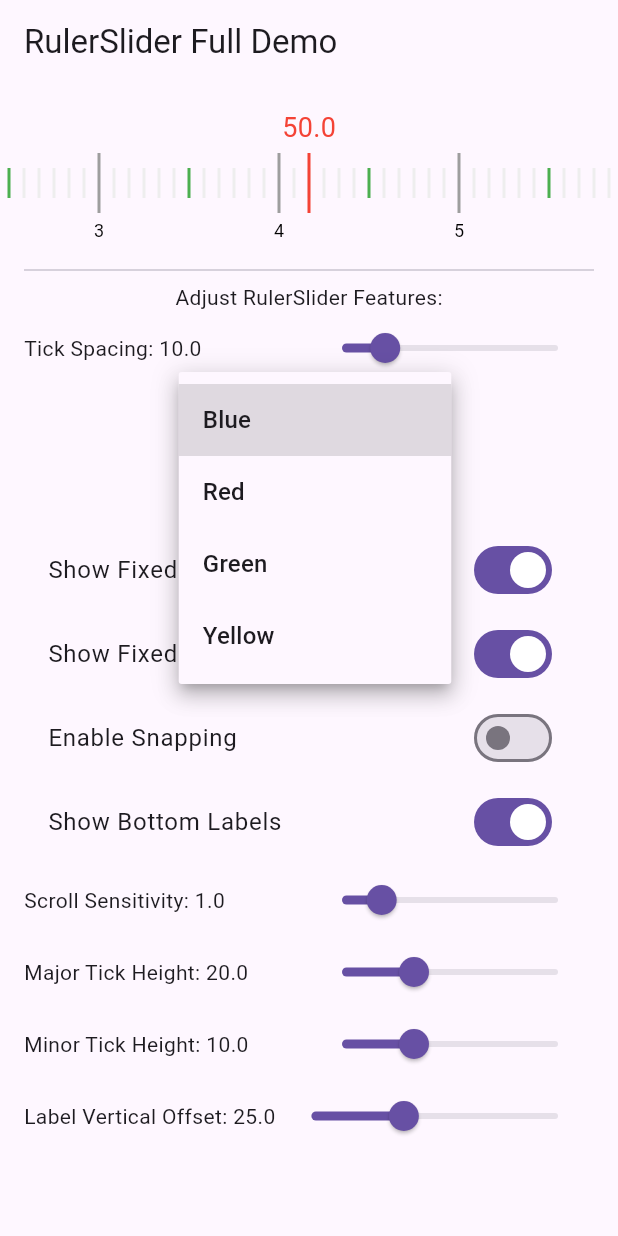
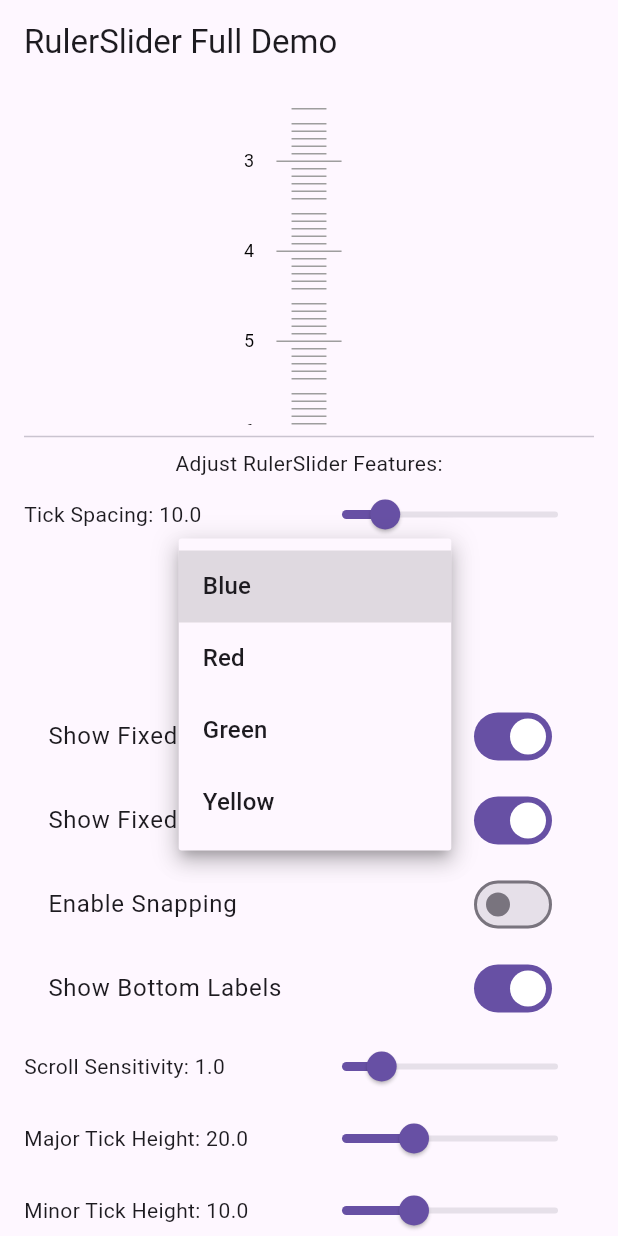
Before and after one commit to talha-ashraf-brainx/ruler_slider, a Flutter app: the screen it shows after launch, after a tap on "Blue", on a phone screen of 412 x 824 dp. Run offline on Flutter 3.47's test engine with Material 3 defaults, Android fonts, the phone set to English and light mode, and no system bars.

Commit message:
label rotation added

```diff
--- a/example/lib/main.dart
+++ b/example/lib/main.dart
@@ -1,5 +1,6 @@
 import 'package:flutter/material.dart';
 import 'package:ruler_slider/ruler_slider.dart';
+import 'dart:math' as math;
 
 void main() {
   runApp(const RulerSliderDemoApp());
@@ -82,44 +83,45 @@ class _RulerSliderDemoState extends State<RulerSliderDemo> {
           child: Column(
             children: [
               // Display the RulerSlider with all dynamic values
-              RulerSlider(
-                showSelectedColor: false,
-                selectedMajorTickColor: Colors.blue,
-                selectedMinorTickColor: Colors.blue.shade100,
-                unselectedMajorTickColor: Colors.grey,
-                unselectedMinorTickColor: Colors.grey.shade200,
-                unelectedCenterTickColor: Colors.green,
-                minValue: minValue,
-                maxValue: maxValue,
-                initialValue: initialValue,
-                rulerWidth: MediaQuery.of(context).size.width / 2,
-                rulerHeight: rulerHeight,
-                tickSpacing: tickSpacing,
-                showFixedBar: showFixedBar,
-                fixedBarColor: Colors.red,
-                fixedBarWidth: 2.0,
-                fixedBarHeight: 40.0,
-                showFixedLabel: showFixedLabel,
-                fixedLabelColor: Colors.red,
-                scrollSensitivity: scrollSensitivity,
-                enableSnapping: enableSnapping,
-                majorTickInterval: majorTickInterval,
-                labelInterval: labelInterval,
-                labelVerticalOffset: labelVerticalOffset,
-                showBottomLabels: showBottomLabels,
-                labelTextStyle: TextStyle(
-                  color: labelColorMap[selectedLabelColor]!,
-                  fontSize: 12,
-                ),
-                majorTickHeight: majorTickHeight,
-                minorTickHeight: minorTickHeight,
-                customLabels: customLabels,
-                onChanged: (value) {
-                  setState(() {
-                    initialValue = value / 10;
-                  });
-                },
-              ),
+              // RulerSlider(
+              //   showSelectedColor: false,
+              //   selectedMajorTickColor: Colors.blue,
+              //   selectedMinorTickColor: Colors.blue.shade100,
+              //   unselectedMajorTickColor: Colors.grey,
+              //   unselectedMinorTickColor: Colors.grey.shade200,
+              //   unelectedCenterTickColor: Colors.green,
+              //   minValue: minValue,
+              //   maxValue: maxValue,
+              //   initialValue: initialValue,
+              //   rulerWidth: MediaQuery.of(context).size.width / 2,
+              //   rulerHeight: rulerHeight,
+              //   tickSpacing: tickSpacing,
+              //   showFixedBar: showFixedBar,
+              //   fixedBarColor: Colors.red,
+              //   fixedBarWidth: 2.0,
+              //   fixedBarHeight: 40.0,
+              //   showFixedLabel: showFixedLabel,
+              //   fixedLabelColor: Colors.red,
+              //   scrollSensitivity: scrollSensitivity,
+              //   enableSnapping: enableSnapping,
+              //   majorTickInterval: majorTickInterval,
+              //   labelInterval: labelInterval,
+              //   labelVerticalOffset: labelVerticalOffset,
+              //   showBottomLabels: showBottomLabels,
+              //   labelTextStyle: TextStyle(
+              //     color: labelColorMap[selectedLabelColor]!,
+              //     fontSize: 12,
+              //   ),
+              //   majorTickHeight: majorTickHeight,
+              //   minorTickHeight: minorTickHeight,
+              //   customLabels: customLabels,
+              //   onChanged: (value) {
+              //     setState(() {
+              //       initialValue = value / 10;
+              //     });
+              //   },
+              // ),
+              rulerSlider(context),
               Divider(),
               // Controls to dynamically change properties
               Text('Adjust RulerSlider Features:'),
@@ -282,4 +284,77 @@ class _RulerSliderDemoState extends State<RulerSliderDemo> {
       ),
     );
   }
+
+  Widget rulerSlider(BuildContext context) {
+    return Container(
+      width: 211,
+      height: 211,
+      alignment: Alignment.center,
+      child: Transform.rotate(
+        angle: math.pi / 2,
+        child: SizedBox(
+          height: 114,
+          width: 211,
+          child: Stack(
+            children: [
+              Stack(
+                children: [
+                  PageView(
+                    physics: const NeverScrollableScrollPhysics(),
+                    children: [
+                      RulerSlider(
+                        showSelectedColor: false,
+                        selectedMajorTickColor: Colors.transparent,
+                        selectedMinorTickColor: Colors.transparent,
+                        unselectedMajorTickColor: Colors.grey,
+                        unselectedMinorTickColor: Colors.grey,
+                        unelectedCenterTickColor: Colors.transparent,
+                        minValue: 0,
+                        maxValue: 120,
+                        initialValue: 50,
+                        rulerWidth: 211,
+                        rulerHeight: 114,
+                        tickSpacing: 5,
+                        fixedBarColor: Colors.transparent,
+                        fixedBarWidth: 1.0,
+                        fixedBarHeight: 40.0,
+                        showFixedLabel: false,
+                        majorTickInterval: 12,
+                        labelInterval: 12,
+                        showBottomLabels: true,
+                        labelTextStyle: TextStyle(
+                          color: Colors.black,
+                          fontSize: 12,
+                        ),
+                        labelVerticalOffset: 40,
+                        majorTickHeight: 21.71,
+                        minorTickHeight: 11.64,
+                        customLabels: customLabels,
+                        onChanged: (value) {
+                          setState(() {
+                            initialValue = value / 10;
+                          });
+                        },
+                        labelRotationAngle: 3 * math.pi / 2,
+                      ),
+                      Positioned(
+                        left: 0,
+                        right: 0,
+                        top: 21.5,
+                        child: Container(
+                          width: 211,
+                          height: 4,
+                          color: Colors.red,
+                        ),
+                      )
+                    ],
+                  ),
+                ],
+              ),
+            ],
+          ),
+        ),
+      ),
+    );
+  }
 }
--- a/lib/ruler_slider.dart
+++ b/lib/ruler_slider.dart
@@ -82,7 +82,6 @@ import 'package:flutter/material.dart';
 /// - Custom labels at specific intervals.
 /// - Snapping enabled, so the slider snaps to the nearest label or tick.
 /// - The ability to customize the appearance of the fixed bar and labels.
-///
 
 class RulerSlider extends StatefulWidget {
   final double minValue;
@@ -117,9 +116,10 @@ class RulerSlider extends StatefulWidget {
   final double majorTickHeight;
   final double minorTickHeight;
   final bool showSelectedColor;
+  final double labelRotationAngle; // ✅ NEW
 
-  const RulerSlider(
-      {super.key,
+  const RulerSlider({
+    super.key,
     this.minValue = 0.0,
     this.maxValue = 100.0,
     this.initialValue = 50.0,
@@ -150,7 +150,9 @@ class RulerSlider extends StatefulWidget {
     this.labelTextStyle = const TextStyle(color: Colors.black, fontSize: 12),
     this.majorTickHeight = 20.0,
     this.minorTickHeight = 10.0,
-      this.showSelectedColor = true});
+    this.showSelectedColor = true,
+    this.labelRotationAngle = 0.0, // ✅ NEW
+  });
 
   @override
   RulerSliderState createState() => RulerSliderState();
@@ -166,16 +168,15 @@ class RulerSliderState extends State<RulerSlider>
   @override
   void initState() {
     super.initState();
-
-    // Initialize the value and the ruler position based on the initial value
     _value = widget.initialValue;
     double totalScrollableWidth = widget.maxValue * widget.tickSpacing;
     _rulerPosition = widget.rulerWidth / 2 -
         (_value / widget.maxValue) * totalScrollableWidth;
 
-    // Initialize the AnimationController for snapping animation
     _animationController = AnimationController(
-        vsync: this, duration: const Duration(milliseconds: 300));
+      vsync: this,
+      duration: const Duration(milliseconds: 300),
+    );
   }
 
   @override
@@ -199,38 +200,33 @@ class RulerSliderState extends State<RulerSlider>
                   widget.maxValue)
               .clamp(widget.minValue, widget.maxValue);
 
-          if (widget.onChanged != null) {
-            widget.onChanged!(_value);
-          }
+          widget.onChanged?.call(_value);
         });
       },
-      onHorizontalDragEnd: (details) {
+      onHorizontalDragEnd: (_) {
         if (widget.enableSnapping) {
           setState(() {
-            // Snap to the nearest tick/label with animation if snapping is enabled
             double snappedValue = _getNearestSnapValue(_value);
             double totalScrollableWidth = widget.maxValue * widget.tickSpacing;
 
-            // Animate the snapping
             _animation = Tween<double>(
               begin: _rulerPosition,
               end: widget.rulerWidth / 2 -
-                        (snappedValue / widget.maxValue) * totalScrollableWidth)
-                .animate(CurvedAnimation(
-                    parent: _animationController, curve: Curves.easeOut))
+                  (snappedValue / widget.maxValue) * totalScrollableWidth,
+            ).animate(CurvedAnimation(
+              parent: _animationController,
+              curve: Curves.easeOut,
+            ))
               ..addListener(() {
                 setState(() {
                   _rulerPosition = _animation.value;
                 });
               });
 
-            // Start the snapping animation
             _animationController.forward(from: 0.0);
 
             _value = snappedValue;
-            if (widget.onChanged != null) {
-              widget.onChanged!(_value);
-            }
+            widget.onChanged?.call(_value);
           });
         }
       },
@@ -263,7 +259,9 @@ class RulerSliderState extends State<RulerSlider>
                 labelTextStyle: widget.labelTextStyle,
                 majorTickHeight: widget.majorTickHeight,
                 minorTickHeight: widget.minorTickHeight,
-                  barWidth: widget.fixedBarWidth),
+                barWidth: widget.fixedBarWidth,
+                labelRotationAngle: widget.labelRotationAngle, // ✅ NEW
+              ),
             ),
             if (widget.showFixedLabel)
               Positioned(
@@ -288,14 +286,11 @@ class RulerSliderState extends State<RulerSlider>
     );
   }
 
-  /// Get the nearest value to snap to based on the current value
   double _getNearestSnapValue(double value) {
     if (widget.customLabels != null) {
-      // Snap to the nearest custom label
       double stepSize = widget.maxValue / (widget.customLabels!.length - 1);
       return (value / stepSize).round() * stepSize;
     } else {
-      // Snap to the nearest multiple of 10 (or adjust based on your snap interval)
       double snapInterval = 10.0;
       return (value / snapInterval).round() * snapInterval;
     }
@@ -318,14 +313,13 @@ class RulerPainter extends CustomPainter {
   final int majorTickInterval;
   final int labelInterval;
   final double labelVerticalOffset;
-
   final bool showBottomLabels;
   final TextStyle labelTextStyle;
   final double majorTickHeight;
   final double minorTickHeight;
-
   final double barWidth;
   final bool showSelectedColor;
+  final double labelRotationAngle; // ✅ NEW
 
   RulerPainter({
     required this.rulerPosition,
@@ -349,11 +343,11 @@ class RulerPainter extends CustomPainter {
     required this.minorTickHeight,
     required this.barWidth,
     required this.showSelectedColor,
+    required this.labelRotationAngle, // ✅ NEW
   });
 
   @override
   void paint(Canvas canvas, Size size) {
-    // Paint for ticks
     final Paint unselectedMajorTickPaint = Paint()
       ..color = unselectedMajorTickColor
       ..strokeWidth = barWidth;
@@ -362,33 +356,30 @@ class RulerPainter extends CustomPainter {
       ..strokeWidth = barWidth;
     final Paint selectedMajorTickPaint = Paint()
       ..color =
-          !showSelectedColor ? unselectedMajorTickColor : selectedMajorTickColor
+          showSelectedColor ? selectedMajorTickColor : unselectedMajorTickColor
       ..strokeWidth = barWidth;
     final Paint selectedMinorTickPaint = Paint()
       ..color =
-          !showSelectedColor ? unselectedMinorTickColor : selectedMinorTickColor
+          showSelectedColor ? selectedMinorTickColor : unselectedMinorTickColor
       ..strokeWidth = barWidth;
     final Paint centerTickPaint = Paint()
-      ..color = !showSelectedColor
-          ? unelectedCenterTickColor
-          : selectedCenterTickColor
+      ..color =
+          showSelectedColor ? selectedCenterTickColor : unelectedCenterTickColor
       ..strokeWidth = barWidth;
 
     canvas.translate(rulerPosition, 0);
 
-    for (double i = 0; i <= maxValue; i += 1) {
+    for (double i = 0; i <= maxValue; i++) {
       double xPos = i * tickSpacing;
       double tickHeight =
           (i % majorTickInterval == 0) ? majorTickHeight : minorTickHeight;
 
-      // Determine if this tick is the center of a 10-tick interval (e.g., 5, 15, 25, etc.)
       bool isCenterTick = (i / (majorTickInterval / 2)) % 2 == 1;
 
-      // Determine whether the tick should use selected or unselected paint
       Paint tickPaint;
       if (isCenterTick) {
-        tickPaint = centerTickPaint; // Use special paint for center ticks
-      } else if (xPos <= rulerPosition.abs() + size.width / 2) {
+        tickPaint = centerTickPaint;
+      } else if (xPos <= rulerWidth / 2) {
         tickPaint = (i % majorTickInterval == 0)
             ? selectedMajorTickPaint
             : selectedMinorTickPaint;
@@ -398,14 +389,12 @@ class RulerPainter extends CustomPainter {
             : unselectedMinorTickPaint;
       }
 
-      // Draw the tick line
       canvas.drawLine(
         Offset(xPos, size.height / 2 - tickHeight),
         Offset(xPos, size.height / 2 + tickHeight),
         tickPaint,
       );
 
-      // Draw labels if required
       if (showBottomLabels && i % labelInterval == 0) {
         String label =
             customLabels != null && i ~/ labelInterval < customLabels!.length
@@ -413,24 +402,23 @@ class RulerPainter extends CustomPainter {
                 : i.toStringAsFixed(0);
 
         TextPainter textPainter = TextPainter(
-          text: TextSpan(
-            text: label,
-            style: labelTextStyle,
-          ),
+          text: TextSpan(text: label, style: labelTextStyle),
           textDirection: TextDirection.ltr,
         );
         textPainter.layout();
+
+        canvas.save();
+        canvas.translate(xPos, size.height / 2 + labelVerticalOffset);
+        canvas.rotate(labelRotationAngle); // ✅ ROTATE HERE
         textPainter.paint(
           canvas,
-          Offset(xPos - textPainter.width / 2,
-              size.height / 2 + labelVerticalOffset),
+          Offset(-textPainter.width / 2, -textPainter.height / 2),
         );
+        canvas.restore();
       }
     }
   }
 
   @override
-  bool shouldRepaint(covariant CustomPainter oldDelegate) {
-    return true;
+  bool shouldRepaint(covariant RulerPainter oldDelegate) => true;
 }
-}
```
Also changed, not shown: example/pubspec.lock, 2 other files. Lines whose indentation alone changed are shown as unchanged.
